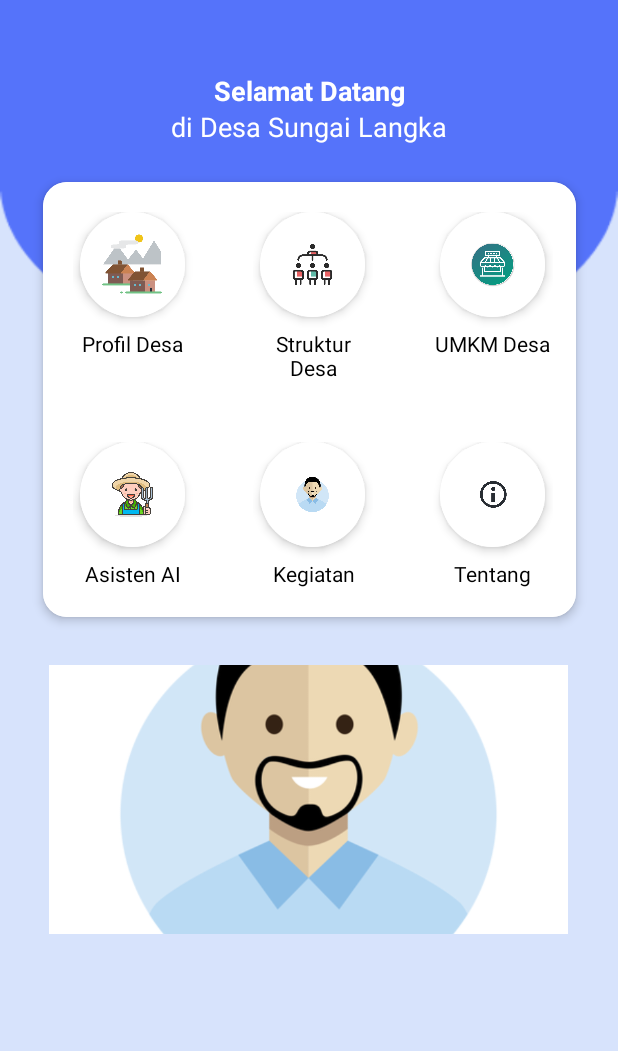
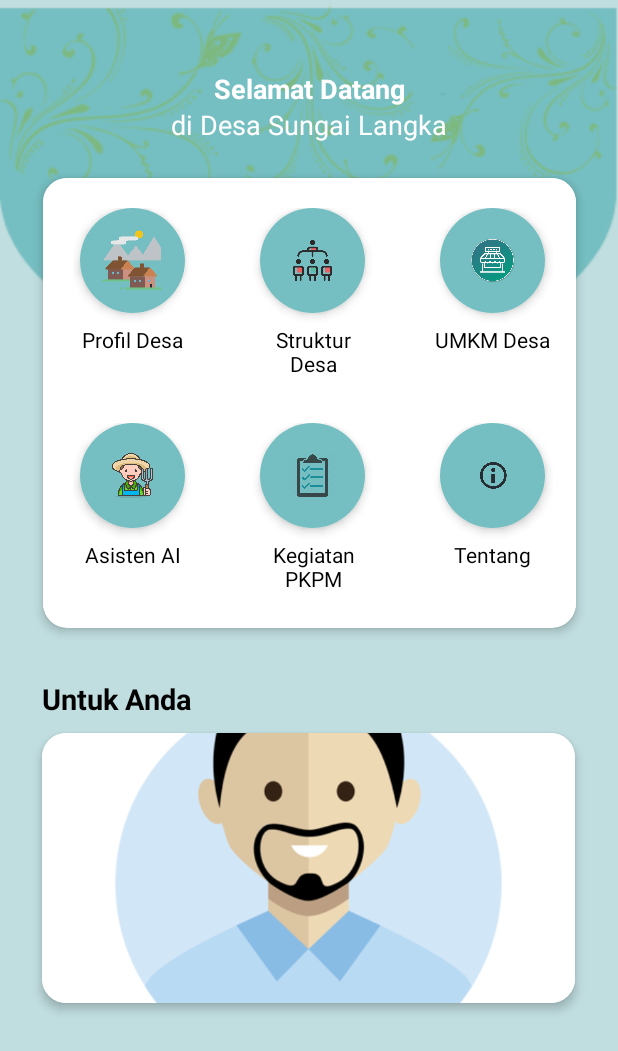
Before and after one commit to AlwaysMori/SmartVillage, an Android app built with Jetpack Compose: the screen it shows after launch (MainActivity), on a phone screen of 412 x 824 dp. Shown: the top 1051 px of the screen. Run offline under Robolectric (Android 15) with nearby library versions, the phone set to English and light mode, and no system bars.

Commit message:
update ui

```diff
--- a/app/src/main/res/layout/activity_main.xml
+++ b/app/src/main/res/layout/activity_main.xml
@@ -4,13 +4,12 @@
     xmlns:tools="http://schemas.android.com/tools"
     android:layout_width="match_parent"
     android:layout_height="match_parent"
-    android:background="@color/blue_light">
+    android:background="#C0DDDF">
 
     <LinearLayout
         android:id="@+id/linearLayout"
         android:layout_width="match_parent"
-        android:layout_height="239dp"
-        android:orientation="vertical"
+        android:layout_height="245dp"
         app:layout_constraintStart_toStartOf="parent"
         app:layout_constraintEnd_toEndOf="parent"
         app:layout_constraintTop_toTopOf="parent">
@@ -54,7 +53,7 @@
     <androidx.cardview.widget.CardView
         android:id="@+id/gridCardView"
         android:layout_width="355dp"
-        android:layout_height="290dp"
+        android:layout_height="300dp"
         app:cardBackgroundColor="@color/white"
         app:cardCornerRadius="16dp"
         app:cardElevation="4dp"
@@ -98,9 +97,8 @@
                     <LinearLayout
                         android:layout_width="match_parent"
                         android:layout_height="match_parent"
-                        android:background="@color/white"
+                        android:background="@color/blue_light2"
                         android:gravity="center"
-
                         android:orientation="vertical">
 
                         <ImageView
@@ -137,7 +135,7 @@
                     <LinearLayout
                         android:layout_width="match_parent"
                         android:layout_height="match_parent"
-                        android:background="@color/white"
+                        android:background="@color/blue_light2"
                         android:gravity="center"
                         android:orientation="vertical"
                         android:padding="10dp">
@@ -176,7 +174,7 @@
                     <LinearLayout
                         android:layout_width="match_parent"
                         android:layout_height="match_parent"
-                        android:background="@color/white"
+                        android:background="@color/blue_light2"
                         android:gravity="center"
 
                         android:orientation="vertical">
@@ -201,7 +199,7 @@
             <LinearLayout
                 android:layout_width="100dp"
                 android:layout_height="wrap_content"
-                android:layout_margin="10dp"
+                android:layout_marginStart="10dp"
                 android:gravity="center"
                 android:orientation="vertical"
                 android:padding="10dp">
@@ -216,7 +214,7 @@
                     <LinearLayout
                         android:layout_width="match_parent"
                         android:layout_height="match_parent"
-                        android:background="@color/white"
+                        android:background="@color/blue_light2"
                         android:gravity="center"
                         android:orientation="vertical">
 
@@ -240,7 +238,7 @@
             <LinearLayout
                 android:layout_width="100dp"
                 android:layout_height="wrap_content"
-                android:layout_margin="10dp"
+                android:layout_marginStart="10dp"
                 android:gravity="center"
                 android:orientation="vertical"
                 android:padding="10dp">
@@ -254,7 +252,7 @@
                     <LinearLayout
                         android:layout_width="match_parent"
                         android:layout_height="match_parent"
-                        android:background="@color/white"
+                        android:background="@color/blue_light2"
                         android:gravity="center"
                         android:orientation="vertical"
                         android:padding="10dp">
@@ -262,7 +260,7 @@
                         <ImageView
                             android:layout_width="30dp"
                             android:layout_height="30dp"
-                            android:src="@drawable/img" />
+                            android:src="@drawable/kegiatan" />
                     </LinearLayout>
                 </androidx.cardview.widget.CardView>
 
@@ -270,7 +268,7 @@
                     android:layout_width="wrap_content"
                     android:layout_height="wrap_content"
                     android:paddingTop="8dp"
-                    android:text="Kegiatan"
+                    android:text="Kegiatan PKPM"
                     android:textAlignment="center"
                     android:textColor="#000000"
                     android:textSize="14sp" />
@@ -279,7 +277,7 @@
             <LinearLayout
                 android:layout_width="100dp"
                 android:layout_height="wrap_content"
-                android:layout_margin="10dp"
+                android:layout_marginStart="10dp"
                 android:gravity="center"
                 android:orientation="vertical"
                 android:padding="10dp">
@@ -293,7 +291,7 @@
                     <LinearLayout
                         android:layout_width="match_parent"
                         android:layout_height="match_parent"
-                        android:background="@color/white"
+                        android:background="@color/blue_light2"
                         android:gravity="center"
                         android:orientation="vertical">
 
@@ -316,15 +314,41 @@
 
         </GridLayout>
     </androidx.cardview.widget.CardView>
-    <androidx.viewpager2.widget.ViewPager2
-        android:id="@+id/bannerViewPager"
-        android:layout_width="346dp"
-        android:layout_height="179dp"
-        android:layout_marginTop="32dp"
+
+    <androidx.cardview.widget.CardView
+        android:id="@+id/bannerCardView"
+        android:layout_width="355dp"
+        android:layout_height="180dp"
+        android:layout_marginTop="70dp"
+        app:cardCornerRadius="16dp"
+        app:cardElevation="4dp"
         app:layout_constraintBottom_toBottomOf="parent"
         app:layout_constraintEnd_toEndOf="parent"
         app:layout_constraintHorizontal_bias="0.495"
         app:layout_constraintStart_toStartOf="parent"
         app:layout_constraintTop_toBottomOf="@+id/gridCardView"
-        app:layout_constraintVertical_bias="0.0" />
+        app:layout_constraintVertical_bias="0.0">
+
+        <androidx.viewpager2.widget.ViewPager2
+            android:id="@+id/bannerViewPager"
+            android:layout_width="match_parent"
+            android:layout_height="match_parent" />
+
+    </androidx.cardview.widget.CardView>
+
+    <TextView
+        android:id="@+id/textView3"
+        android:layout_width="wrap_content"
+        android:layout_height="wrap_content"
+        android:paddingTop="10dp"
+        android:paddingBottom="10dp"
+        android:text="Untuk Anda"
+        android:textColor="@color/black"
+        android:textSize="19sp"
+        android:textStyle="bold"
+        app:layout_constraintBottom_toTopOf="@+id/bannerCardView"
+        app:layout_constraintEnd_toEndOf="@+id/bannerCardView"
+        app:layout_constraintHorizontal_bias="0.0"
+        app:layout_constraintStart_toStartOf="@+id/bannerCardView"
+        app:layout_constraintVertical_bias="1.0" />
 </androidx.constraintlayout.widget.ConstraintLayout>
--- a/app/src/main/res/values/colors.xml
+++ b/app/src/main/res/values/colors.xml
@@ -11,6 +11,8 @@
     <color name="transparent">#00000000</color>
     <color name="green_light2">#8FD3A6</color>"
     <color name="blue_light">#D7E3FC</color>"
+    <color name="blue_light2">#75BEC1</color>"
+
 
 
 </resources>
```
Also changed, not shown: app/src/main/res/drawable/desain.png, app/src/main/res/drawable/kegiatan.png (added).
